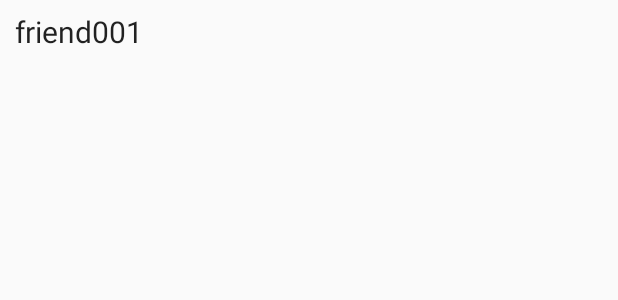
After one commit to SoraCaptain/Pharos, an Android app: the layout module_contact_content.xml on its own in the app's theme, with its tools: preview values and no code run, on a phone screen of 412 x 824 dp. The commit adds this screen. Shown: the top 300 px of the screen. Run offline under Robolectric (Android 15) with nearby library versions, the phone set to English and light mode, and no system bars.

Commit message:
显示好友列表；fix search的一个小bug

```diff
--- a/app/src/main/java/com/iems5722/group1/pharos/module/contact/ContactAddActivity.java
+++ b/app/src/main/java/com/iems5722/group1/pharos/module/contact/ContactAddActivity.java
@@ -99,6 +99,7 @@ public class ContactAddActivity extends AppCompatActivity {
             if (result.equals("SUCCESS")){
                 tvResult.setVisibility(View.VISIBLE);
                 tvResult.setText(name);
+                btnAdd.setText("add as friend");
                 btnAdd.setVisibility(View.VISIBLE);
                 btnAdd.setOnClickListener(new View.OnClickListener() {
                     @Override
--- /dev/null
+++ b/app/src/main/res/layout/module_contact_content.xml
@@ -0,0 +1,26 @@
+<?xml version="1.0" encoding="utf-8"?>
+<RelativeLayout xmlns:android="http://schemas.android.com/apk/res/android"
+    android:layout_width="wrap_content"
+    android:layout_height="wrap_content"
+    >
+    <TextView
+        android:id="@+id/tv_friend_name"
+        android:layout_width="wrap_content"
+        android:layout_height="wrap_content"
+        android:layout_marginTop="2dp"
+        android:minWidth="50dp"
+        android:maxWidth="200dp"
+        android:ellipsize="end"
+        android:lineSpacingExtra="6dp"
+        android:gravity="start|center"
+        android:maxLines="50"
+        android:paddingTop="5dp"
+        android:paddingBottom="5dp"
+        android:paddingStart="10dp"
+        android:paddingEnd="1dp"
+        android:textAppearance="@style/TextAppearance.AppCompat.Small"
+        android:textColor="?android:attr/textColorPrimary"
+        android:textSize="20dp"
+        android:text="friend001"
+        />
+</RelativeLayout>
```
Also changed, not shown: app/src/main/java/com/iems5722/group1/pharos/module/contact/ContactActivity.java (+107 -0 lines), app/src/main/java/com/iems5722/group1/pharos/module/contact/Entity_Contact.java (added, +32 -0 lines), app/src/main/java/com/iems5722/group1/pharos/module/contact/LvAdapter_Contact.java (added, +60 -0 lines).
